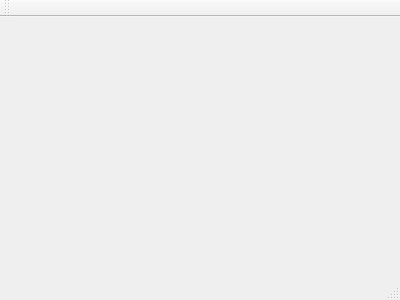
qtplatz/qtplatz, file src/test_device/maindevicewindow.ui: the form before one commit.
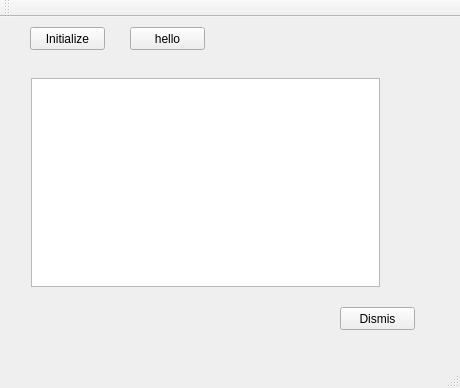
The form after the commit.

```diff
--- a/src/test_device/maindevicewindow.ui
+++ b/src/test_device/maindevicewindow.ui
@@ -1,24 +1,94 @@
 <ui version="4.0">
  <class>MainDeviceWindow</class>
- <widget class="QMainWindow" name="MainDeviceWindow" >
-  <property name="geometry" >
+ <widget class="QMainWindow" name="MainDeviceWindow">
+  <property name="geometry">
    <rect>
     <x>0</x>
     <y>0</y>
-    <width>400</width>
-    <height>300</height>
+    <width>460</width>
+    <height>388</height>
    </rect>
   </property>
   <property name="windowTitle" >
    <string>MainDeviceWindow</string>
   </property>
-  <widget class="QMenuBar" name="menuBar" />
-  <widget class="QToolBar" name="mainToolBar" />
-  <widget class="QWidget" name="centralWidget" />
-  <widget class="QStatusBar" name="statusBar" />
+  <widget class="QWidget" name="centralWidget">
+   <widget class="QWidget" name="verticalLayoutWidget">
+    <property name="geometry">
+     <rect>
+      <x>20</x>
+      <y>50</y>
+      <width>371</width>
+      <height>231</height>
+     </rect>
+    </property>
+    <layout class="QVBoxLayout" name="verticalLayout">
+     <item>
+      <widget class="QPlainTextEdit" name="plainTextEdit"/>
+     </item>
+    </layout>
+   </widget>
+   <widget class="QPushButton" name="pushInit">
+    <property name="geometry">
+     <rect>
+      <x>30</x>
+      <y>10</y>
+      <width>75</width>
+      <height>23</height>
+     </rect>
+    </property>
+    <property name="text">
+     <string>Initialize</string>
+    </property>
+   </widget>
+   <widget class="QPushButton" name="pushHello">
+    <property name="geometry">
+     <rect>
+      <x>130</x>
+      <y>10</y>
+      <width>75</width>
+      <height>23</height>
+     </rect>
+    </property>
+    <property name="text">
+     <string>hello</string>
+    </property>
+   </widget>
+   <widget class="QPushButton" name="dismisButton">
+    <property name="geometry">
+     <rect>
+      <x>340</x>
+      <y>290</y>
+      <width>75</width>
+      <height>23</height>
+     </rect>
+    </property>
+    <property name="text">
+     <string>Dismis</string>
+    </property>
+   </widget>
+  </widget>
+  <widget class="QMenuBar" name="menuBar">
+   <property name="geometry">
+    <rect>
+     <x>0</x>
+     <y>0</y>
+     <width>460</width>
+     <height>21</height>
+    </rect>
+   </property>
+  </widget>
+  <widget class="QToolBar" name="mainToolBar">
+   <attribute name="toolBarArea">
+    <enum>TopToolBarArea</enum>
+   </attribute>
+   <attribute name="toolBarBreak">
+    <bool>false</bool>
+   </attribute>
+  </widget>
+  <widget class="QStatusBar" name="statusBar"/>
  </widget>
- <layoutDefault spacing="6" margin="11" />
- <pixmapfunction></pixmapfunction>
+ <layoutdefault spacing="6" margin="11"/>
  <resources/>
  <connections/>
 </ui>
```
Left out of the diff: 3 changed lines with no effect on the pictures.
